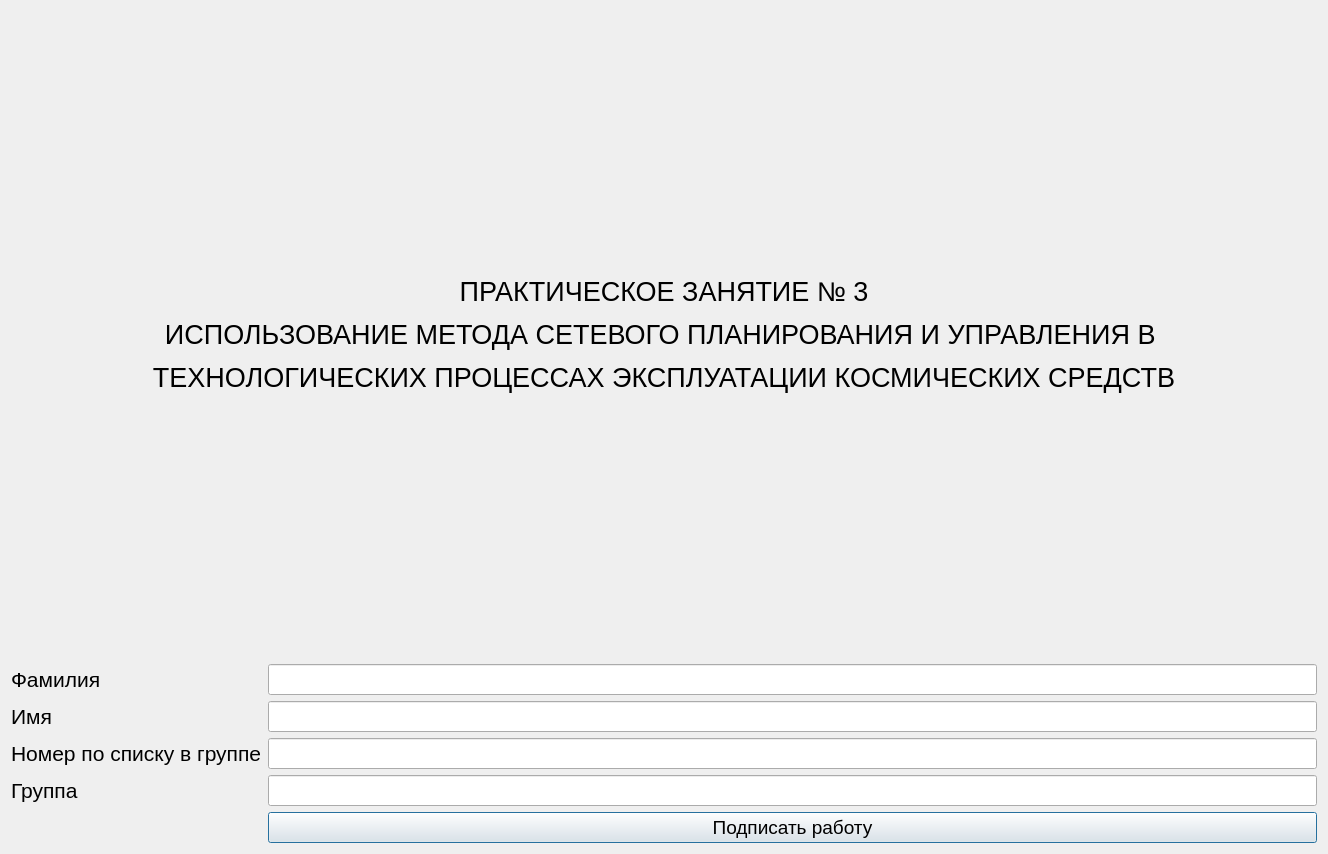
Old version of the form qt_designer_ui/login.ui in the repository IvaMarin/Project-Network-Diagram-App.
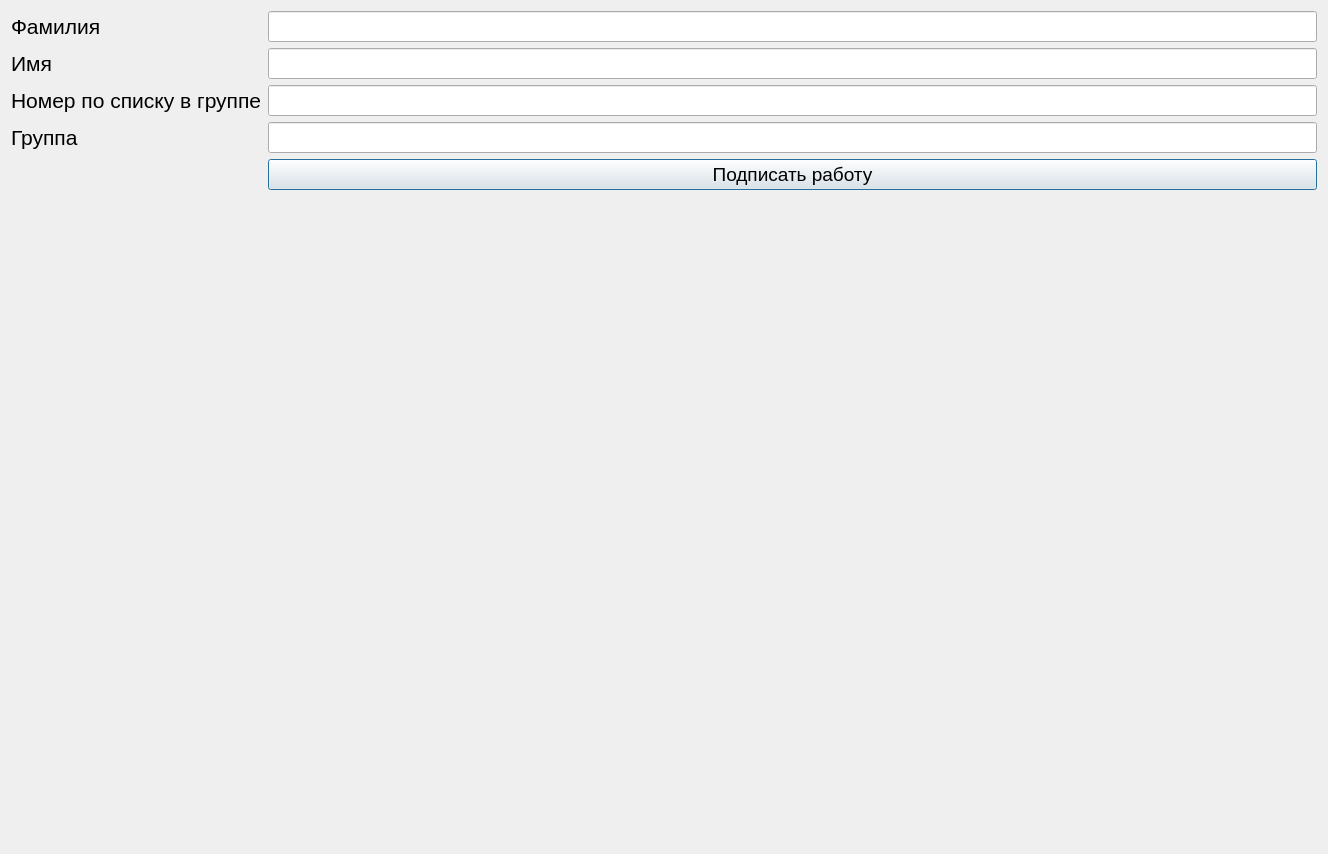
New version of the form.

Commit message: добавил предупреждение при закрытии окна

The edit to the form file:
```diff
--- a/qt_designer_ui/login.ui
+++ b/qt_designer_ui/login.ui
@@ -13,65 +13,16 @@
   <property name="windowTitle">
    <string>Dialog</string>
   </property>
-  <layout class="QVBoxLayout" name="verticalLayout">
-   <item>
-    <widget class="QLabel" name="labelWelcome">
-     <property name="lineWidth">
-      <number>5</number>
-     </property>
-     <property name="midLineWidth">
-      <number>5</number>
-     </property>
-     <property name="text">
-      <string>&lt;html&gt;&lt;head/&gt;&lt;body&gt;&lt;p align=&quot;center&quot;&gt;&lt;span style=&quot; font-family:'Times New Roman'; font-size:20pt; color:#000000;&quot;&gt;ПРАКТИЧЕСКОЕ ЗАНЯТИЕ № 3&lt;/span&gt;&lt;/p&gt;&lt;p align=&quot;center&quot;&gt;&lt;span style=&quot; font-family:'Times New Roman'; font-size:20pt; color:#000000;&quot;&gt;ИСПОЛЬЗОВАНИЕ МЕТОДА СЕТЕВОГО ПЛАНИРОВАНИЯ И УПРАВЛЕНИЯ В &lt;/span&gt;&lt;/p&gt;&lt;p align=&quot;center&quot;&gt;&lt;span style=&quot; font-family:'Times New Roman'; font-size:20pt; color:#000000;&quot;&gt;ТЕХНОЛОГИЧЕСКИХ ПРОЦЕССАХ ЭКСПЛУАТАЦИИ КОСМИЧЕСКИХ СРЕДСТВ&lt;/span&gt;&lt;/p&gt;&lt;/body&gt;&lt;/html&gt;</string>
-     </property>
-    </widget>
-   </item>
-   <item>
-    <layout class="QGridLayout" name="gridLayout">
-     <item row="4" column="1">
-      <widget class="QLineEdit" name="lineEditGroup">
-       <property name="font">
-        <font>
-         <pointsize>14</pointsize>
-        </font>
-       </property>
-       <property name="inputMethodHints">
-        <set>Qt::ImhNone</set>
-       </property>
-       <property name="maxLength">
-        <number>15</number>
-       </property>
-      </widget>
-     </item>
-     <item row="5" column="1">
-      <widget class="QPushButton" name="btnSignLab">
-       <property name="font">
-        <font>
-         <pointsize>14</pointsize>
-        </font>
-       </property>
-       <property name="text">
-        <string>Подписать работу</string>
-       </property>
-      </widget>
-     </item>
-     <item row="4" column="0">
-      <widget class="QLabel" name="labelGroup">
-       <property name="text">
-        <string>&lt;html&gt;&lt;head/&gt;&lt;body&gt;&lt;p&gt;&lt;span style=&quot; font-size:16pt;&quot;&gt;Группа&lt;/span&gt;&lt;/p&gt;&lt;/body&gt;&lt;/html&gt;</string>
-       </property>
-      </widget>
-     </item>
-     <item row="1" column="0">
+  <layout class="QFormLayout" name="formLayout">
+   <item row="0" column="0">
       <widget class="QLabel" name="labelSurname">
        <property name="text">
         <string>&lt;html&gt;&lt;head/&gt;&lt;body&gt;&lt;p&gt;&lt;span style=&quot; font-size:16pt;&quot;&gt;Фамилия&lt;/span&gt;&lt;/p&gt;&lt;/body&gt;&lt;/html&gt;</string>
        </property>
       </widget>
      </item>
-     <item row="3" column="1">
-      <widget class="QLineEdit" name="lineEditNumINGroup">
+   <item row="0" column="1">
+    <widget class="QLineEdit" name="lineEditSurname">
        <property name="font">
         <font>
          <pointsize>14</pointsize>
@@ -81,30 +32,11 @@
         <set>Qt::ImhNone</set>
        </property>
        <property name="maxLength">
-        <number>10</number>
-       </property>
-      </widget>
-     </item>
-     <item row="3" column="0">
-      <widget class="QLabel" name="labelNumGroup">
-       <property name="text">
-        <string>&lt;html&gt;&lt;head/&gt;&lt;body&gt;&lt;p&gt;&lt;span style=&quot; font-size:16pt;&quot;&gt;Номер по списку в группе&lt;/span&gt;&lt;/p&gt;&lt;/body&gt;&lt;/html&gt;</string>
-       </property>
-      </widget>
-     </item>
-     <item row="2" column="1">
-      <widget class="QLineEdit" name="lineEditName">
-       <property name="font">
-        <font>
-         <pointsize>14</pointsize>
-        </font>
-       </property>
-       <property name="maxLength">
         <number>25</number>
        </property>
       </widget>
      </item>
-     <item row="2" column="0">
+   <item row="1" column="0">
       <widget class="QLabel" name="labelName">
        <property name="text">
         <string>&lt;html&gt;&lt;head/&gt;&lt;body&gt;&lt;p&gt;&lt;span style=&quot; font-size:16pt;&quot;&gt;Имя&lt;/span&gt;&lt;/p&gt;&lt;/body&gt;&lt;/html&gt;</string>
@@ -112,7 +44,7 @@
       </widget>
      </item>
      <item row="1" column="1">
-      <widget class="QLineEdit" name="lineEditSurname">
+    <widget class="QLineEdit" name="lineEditName">
        <property name="font">
         <font>
          <pointsize>14</pointsize>
@@ -126,7 +58,61 @@
        </property>
       </widget>
      </item>
-    </layout>
+   <item row="2" column="0">
+    <widget class="QLabel" name="labelNumGroup">
+     <property name="text">
+      <string>&lt;html&gt;&lt;head/&gt;&lt;body&gt;&lt;p&gt;&lt;span style=&quot; font-size:16pt;&quot;&gt;Номер по списку в группе&lt;/span&gt;&lt;/p&gt;&lt;/body&gt;&lt;/html&gt;</string>
+     </property>
+    </widget>
+   </item>
+   <item row="2" column="1">
+    <widget class="QLineEdit" name="lineEditNumINGroup">
+     <property name="font">
+      <font>
+       <pointsize>14</pointsize>
+      </font>
+     </property>
+     <property name="inputMethodHints">
+      <set>Qt::ImhNone</set>
+     </property>
+     <property name="maxLength">
+      <number>10</number>
+     </property>
+    </widget>
+   </item>
+   <item row="3" column="0">
+    <widget class="QLabel" name="labelGroup">
+     <property name="text">
+      <string>&lt;html&gt;&lt;head/&gt;&lt;body&gt;&lt;p&gt;&lt;span style=&quot; font-size:16pt;&quot;&gt;Группа&lt;/span&gt;&lt;/p&gt;&lt;/body&gt;&lt;/html&gt;</string>
+     </property>
+    </widget>
+   </item>
+   <item row="3" column="1">
+    <widget class="QLineEdit" name="lineEditGroup">
+     <property name="font">
+      <font>
+       <pointsize>14</pointsize>
+      </font>
+     </property>
+     <property name="inputMethodHints">
+      <set>Qt::ImhNone</set>
+     </property>
+     <property name="maxLength">
+      <number>15</number>
+     </property>
+    </widget>
+   </item>
+   <item row="4" column="1">
+    <widget class="QPushButton" name="btnSignLab">
+     <property name="font">
+      <font>
+       <pointsize>14</pointsize>
+      </font>
+     </property>
+     <property name="text">
+      <string>Подписать работу</string>
+     </property>
+    </widget>
    </item>
   </layout>
  </widget>
```
Left out of the diff: 3 changed lines with no effect on the pictures. Lines whose indentation alone changed are shown as unchanged. The commit also changes 7 other files.
